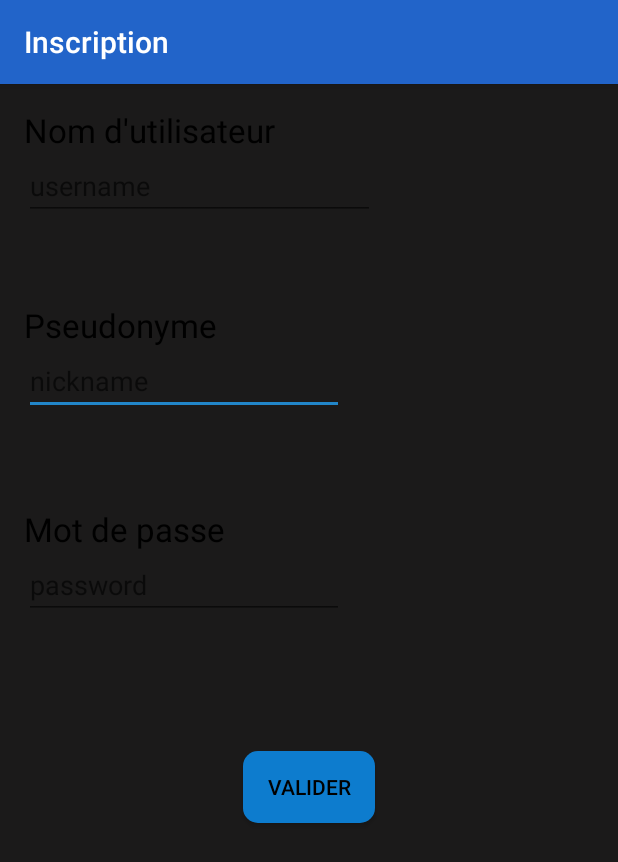
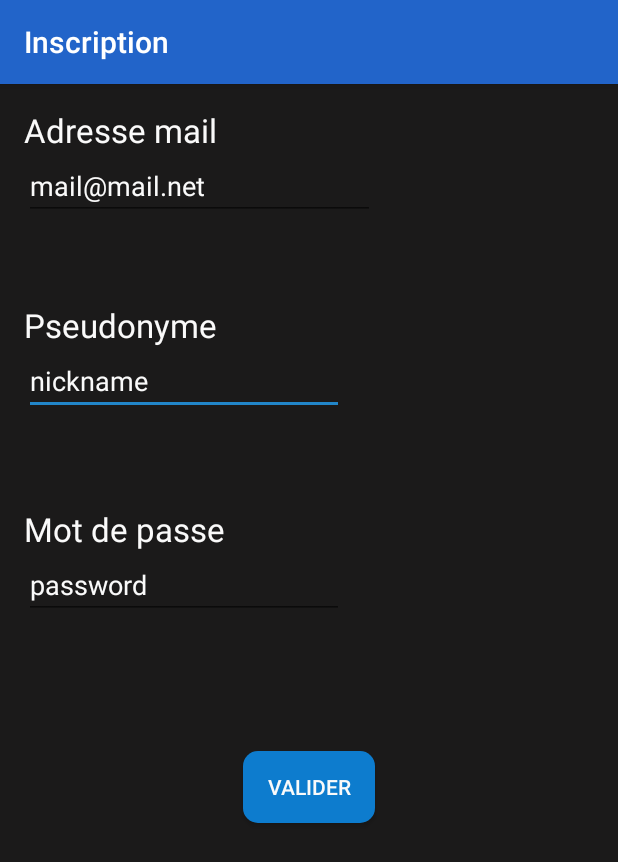
Before and after one commit to JajMeUp/app, an Android app: the RegisterActivity screen opened directly, with no data from a screen before it, after a tap on "VALIDER", on a phone screen of 412 x 824 dp. Shown: the top 862 px of the screen. Run offline under Robolectric (Android 15) with nearby library versions, the phone set to English and light mode, and no system bars.

Commit message:
Email interface + check

```diff
--- a/app/src/main/java/com/wakemeup/ektoplasma/valou/wakemeup/activities/RegisterActivity.java
+++ b/app/src/main/java/com/wakemeup/ektoplasma/valou/wakemeup/activities/RegisterActivity.java
@@ -9,8 +9,11 @@ import android.widget.Button;
 import android.widget.EditText;
 import android.widget.Toast;
 
+import com.wakemeup.ektoplasma.valou.wakemeup.R;
 import com.wakemeup.ektoplasma.valou.wakemeup.utilities.Caller;
-import com.wakemeup.ektoplasma.valou.wakemeup.R;
+
+import java.util.regex.Matcher;
+import java.util.regex.Pattern;
 
 /**
  * Created by ektoplasma on 25/08/16.
@@ -30,17 +33,17 @@ public class RegisterActivity extends AppCompatActivity{
         ButtonValide.setOnClickListener(
                 new Button.OnClickListener() {
                     public void onClick(View v) {
-                        EditText user = (EditText) findViewById(R.id.usernameReg);
+                        EditText user = (EditText) findViewById(R.id.mailReg);
                         assert user != null;
-                        String checkuser = user.getText().toString();
+                        String checkmail = user.getText().toString();
                         EditText pseudo = (EditText) findViewById(R.id.pseudonyme);
                         assert pseudo != null;
                         String checkpseudo = pseudo.getText().toString();
                         EditText mdp = (EditText) findViewById(R.id.motdepasseReg);
                         assert mdp != null;
                         String checkmdp = mdp.getText().toString();
-                        if (checkuser.matches("")) {
-                            Toast.makeText(getApplicationContext(), "Aucun nom d'utilisateur saisi", Toast.LENGTH_SHORT).show();
+                        if (checkmail.matches("")) {
+                            Toast.makeText(getApplicationContext(), "Aucun email saisi", Toast.LENGTH_SHORT).show();
                         }
                         else if (checkpseudo.matches("")) {
                             Toast.makeText(getApplicationContext(), "Aucun pseudonyme saisi", Toast.LENGTH_SHORT).show();
@@ -48,15 +51,25 @@ public class RegisterActivity extends AppCompatActivity{
                         else if (checkmdp.matches("")) {
                             Toast.makeText(getApplicationContext(), "Aucun mot de passe saisi", Toast.LENGTH_SHORT).show();
                         }
+                        else if (!isEmailValid(checkmail)) {
+                            Toast.makeText(getApplicationContext(), "Email invalide", Toast.LENGTH_SHORT).show();
+                        }
                         else
                         {
                             Caller.setCtx(ctx);
-                            Caller.signup(checkuser, checkpseudo, checkmdp);
+                            Caller.signup(checkmail, checkpseudo, checkmdp);
                         }
                     }
                 }
         );
     }
 
+    /*Si la fonction retourne True alors c'est un mail*/
+    public static boolean isEmailValid(String email) {
+        String mailexpression = "^[\\w\\.-]+@([\\w\\-]+\\.)+[A-Z]{2,4}$";
+        Pattern pattern = Pattern.compile(mailexpression, Pattern.CASE_INSENSITIVE);
+        Matcher matcher = pattern.matcher(email);
+        return matcher.matches();
+    }
 
 }
--- a/app/src/main/res/layout/activity_register.xml
+++ b/app/src/main/res/layout/activity_register.xml
@@ -14,33 +14,37 @@
         android:ems="10"
         android:id="@+id/pseudonyme"
         android:hint="@string/hint_pseudo"
+        android:textColorHint="@color/text_primary"
         android:layout_below="@+id/viewPseudo"
         android:layout_alignParentLeft="true"
-        android:layout_alignParentStart="true" />
+        android:layout_alignParentStart="true"
+        android:textColor="@color/text_primary"/>
 
     <TextView
         android:layout_width="wrap_content"
         android:layout_height="wrap_content"
         android:textAppearance="?android:attr/textAppearanceLarge"
-        android:text="@string/username"
+        android:text="@string/email"
         android:id="@+id/viewUsername"
         android:layout_marginTop="0dp"
         android:layout_alignParentTop="true"
         android:layout_alignParentLeft="true"
-        android:layout_alignParentStart="true" />
+        android:layout_alignParentStart="true"
+        android:textColor="@color/text_primary"/>
 
     <EditText
         android:layout_width="wrap_content"
         android:layout_height="wrap_content"
         android:id="@+id/motdepasseReg"
         android:hint="@string/hint_password"
+        android:textColorHint="@color/text_primary"
         android:inputType="textPassword"
         android:layout_below="@+id/viewPw"
         android:layout_alignParentLeft="true"
         android:layout_alignParentStart="true"
         android:layout_alignRight="@+id/pseudonyme"
         android:layout_alignEnd="@+id/pseudonyme"
-         />
+        android:textColor="@color/text_primary"/>
 
     <Button
         android:layout_width="wrap_content"
@@ -50,18 +54,21 @@
         android:layout_below="@+id/motdepasseReg"
         android:layout_centerHorizontal="true"
         android:layout_marginTop="88dp"
-        android:background="@drawable/button_form"/>
+        android:background="@drawable/button_form"
+        android:textColor="@color/text_primary"/>
 
     <TextView
         android:layout_width="wrap_content"
         android:layout_height="wrap_content"
         android:textAppearance="?android:attr/textAppearanceLarge"
         android:text="@string/nom_pseudo"
+        android:textColorHint="@color/text_primary"
         android:id="@+id/viewPseudo"
         android:layout_marginTop="130dp"
         android:layout_alignParentTop="true"
         android:layout_alignParentLeft="true"
-        android:layout_alignParentStart="true" />
+        android:layout_alignParentStart="true"
+        android:textColor="@color/text_primary"/>
 
     <TextView
         android:layout_width="wrap_content"
@@ -72,17 +79,20 @@
         android:layout_marginTop="61dp"
         android:layout_below="@+id/pseudonyme"
         android:layout_alignParentLeft="true"
-        android:layout_alignParentStart="true" />
+        android:layout_alignParentStart="true"
+        android:textColor="@color/text_primary"/>
 
     <EditText
         android:layout_width="wrap_content"
         android:layout_height="wrap_content"
-        android:id="@+id/usernameReg"
+        android:id="@+id/mailReg"
         android:layout_below="@+id/viewUsername"
         android:layout_alignRight="@+id/validerregister"
         android:layout_alignEnd="@+id/validerregister"
         android:inputType="text"
-        android:hint="@string/hint_username"
+        android:hint="@string/hint_mail"
         android:layout_alignParentLeft="true"
-        android:layout_alignParentStart="true" />
+        android:layout_alignParentStart="true"
+        android:textColor="@color/text_primary"
+        android:textColorHint="@color/text_primary"/>
 </RelativeLayout>
--- a/app/src/main/res/values/strings.xml
+++ b/app/src/main/res/values/strings.xml
@@ -25,11 +25,11 @@
     <string name="pref_user_profil">Profil Utilisateur</string>
     <string name="pref_update_setting">Paramètres reveil</string>
     <string name="pref_about">A propos</string>
-    <string name="username">Nom d\'utilisateur</string>
+    <string name="email">Adresse mail</string>
     <string name="hint_password">password</string>
     <string name="valider">Valider</string>
     <string name="nom_password">Mot de passe</string>
-    <string name="hint_username">username</string>
+    <string name="hint_mail">mail@mail.net</string>
     <string name="hint_pseudo">nickname</string>
     <string name="nom_pseudo">Pseudonyme</string>
 
--- a/app/src/main/res/values/styles.xml
+++ b/app/src/main/res/values/styles.xml
@@ -30,7 +30,7 @@
         <item name="windowNoTitle">true</item>
     </style>
 
-    <style name="PreferenceTheme">
+    <style name="MainTheme" parent="Theme.AppCompat">
         <item name="android:background">@color/background_general</item>
         <item name="android:textColor">@color/text_primary</item>
     </style>
```
Also changed, not shown: app/src/main/AndroidManifest.xml (+5 -8 lines), app/src/main/res/layout/activity_login.xml (+11 -4 lines).
